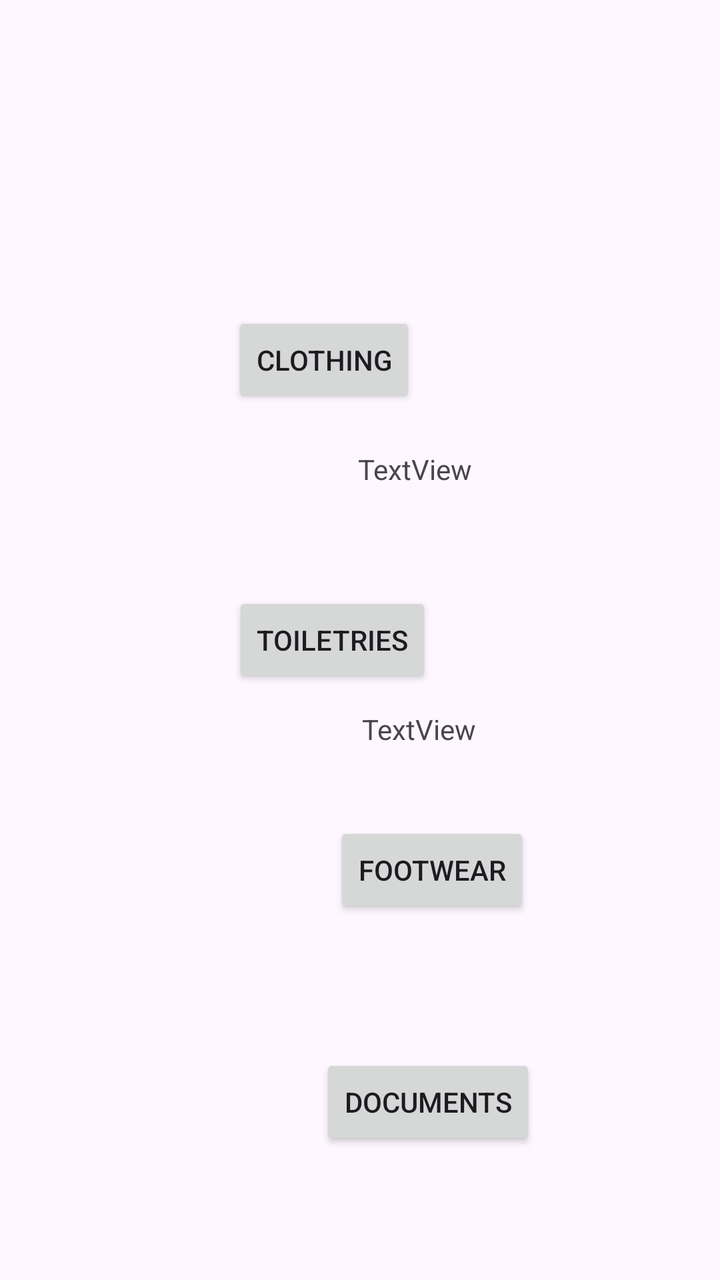
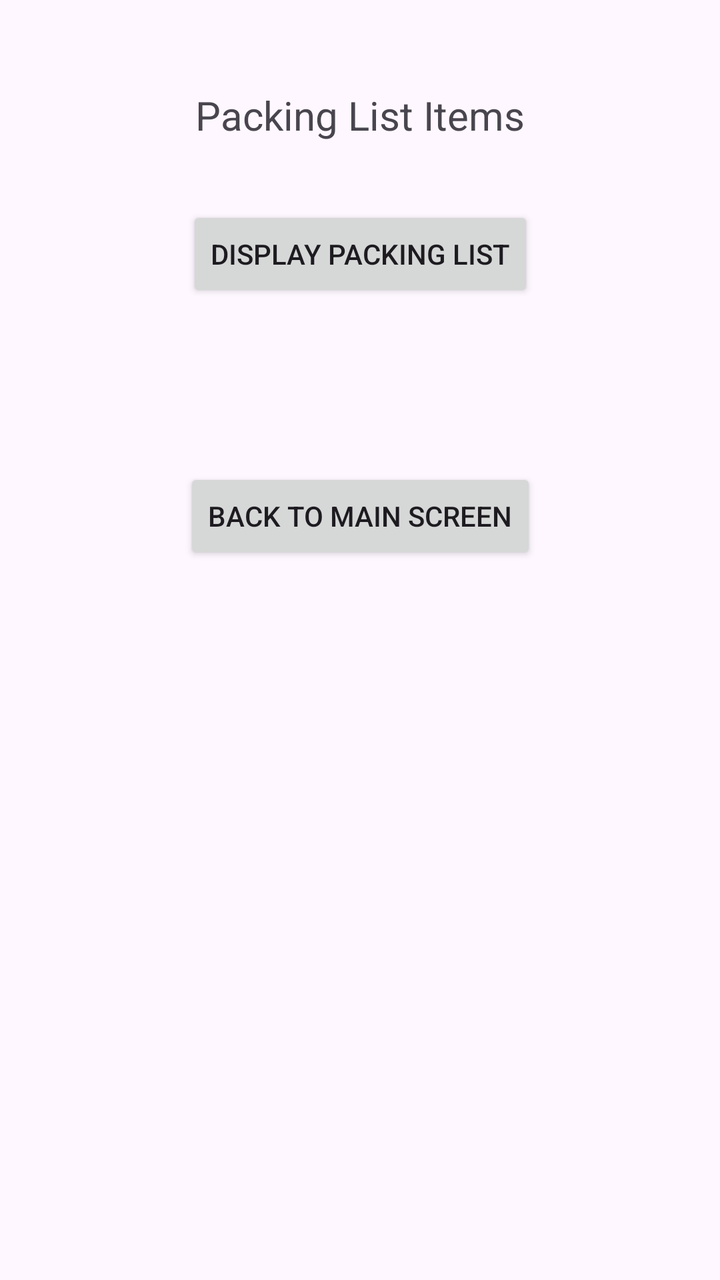

Before-and-after screenshots of an Android layout around one commit, followed by the original layout XML and the change that was made.
<!-- AndroidManifest.xml: application theme Theme.TravelpackList -->
<!-- res/layout/activity_item_list.xml -->
<?xml version="1.0" encoding="utf-8"?>
<androidx.constraintlayout.widget.ConstraintLayout
    xmlns:android="http://schemas.android.com/apk/res/android"
    xmlns:tools="http://schemas.android.com/tools"
    xmlns:app="http://schemas.android.com/apk/res-auto"
    android:id="@+id/main"
    android:layout_width="match_parent"
    android:layout_height="match_parent"
    tools:context=".ItemList">

  <Button
      android:id="@+id/clothingBtn"
      android:layout_width="wrap_content"
      android:layout_height="wrap_content"
      android:layout_marginTop="156dp"
      android:layout_marginEnd="152dp"
      android:text="Clothing"
      app:layout_constraintEnd_toEndOf="parent"
      app:layout_constraintTop_toTopOf="parent" />

  <Button
      android:id="@+id/toiletriesBtn"
      android:layout_width="wrap_content"
      android:layout_height="wrap_content"
      android:layout_marginTop="92dp"
      android:layout_marginEnd="144dp"
      android:text="Toiletries"
      app:layout_constraintEnd_toEndOf="parent"
      app:layout_constraintTop_toBottomOf="@+id/clothingBtn" />

  <Button
      android:id="@+id/footwearBtn"
      android:layout_width="wrap_content"
      android:layout_height="wrap_content"
      android:layout_marginStart="167dp"
      android:layout_marginTop="67dp"
      android:text="Footwear"
      app:layout_constraintStart_toStartOf="parent"
      app:layout_constraintTop_toBottomOf="@+id/toiletriesBtn" />

  <Button
      android:id="@+id/docsBtn"
      android:layout_width="wrap_content"
      android:layout_height="wrap_content"
      android:layout_marginStart="160dp"
      android:layout_marginTop="68dp"
      android:text="Documents"
      app:layout_constraintStart_toStartOf="parent"
      app:layout_constraintTop_toBottomOf="@+id/footwearBtn" />

  <TextView
      android:id="@+id/clothingItems"
      android:layout_width="wrap_content"
      android:layout_height="wrap_content"
      android:layout_marginStart="179dp"
      android:layout_marginTop="21dp"
      android:text="TextView"
      app:layout_constraintStart_toStartOf="parent"
      app:layout_constraintTop_toBottomOf="@+id/clothingBtn" />

  <TextView
      android:id="@+id/toiletryItem"
      android:layout_width="wrap_content"
      android:layout_height="wrap_content"
      android:layout_marginStart="181dp"
      android:layout_marginTop="11dp"
      android:text="TextView"
      app:layout_constraintStart_toStartOf="parent"
      app:layout_constraintTop_toBottomOf="@+id/toiletriesBtn" />

</androidx.constraintlayout.widget.ConstraintLayout>
<!-- resources referenced by this layout -->
<resources>
  <style name="Theme.TravelpackList" parent="Base.Theme.TravelpackList" />
  <style name="Base.Theme.TravelpackList" parent="Theme.Material3.DayNight.NoActionBar">
          
          
      </style>
</resources>

<!-- the commit's change to res/layout/activity_item_list.xml (unified diff, before → after) -->
@@ -1,71 +1,48 @@
 <?xml version="1.0" encoding="utf-8"?>
 <androidx.constraintlayout.widget.ConstraintLayout
     xmlns:android="http://schemas.android.com/apk/res/android"
-    xmlns:tools="http://schemas.android.com/tools"
     xmlns:app="http://schemas.android.com/apk/res-auto"
-    android:id="@+id/main"
     android:layout_width="match_parent"
-    android:layout_height="match_parent"
-    tools:context=".ItemList">
+    android:layout_height="match_parent">
 
-  <Button
-      android:id="@+id/clothingBtn"
-      android:layout_width="wrap_content"
-      android:layout_height="wrap_content"
-      android:layout_marginTop="156dp"
-      android:layout_marginEnd="152dp"
-      android:text="Clothing"
-      app:layout_constraintEnd_toEndOf="parent"
-      app:layout_constraintTop_toTopOf="parent" />
+    <TextView
+        android:id="@+id/titleTxt2"
+        android:layout_width="wrap_content"
+        android:layout_height="wrap_content"
+        android:text="Packing List Items"
+        android:textSize="20sp"
+        android:layout_marginTop="44dp"
+        app:layout_constraintTop_toTopOf="parent"
+        app:layout_constraintStart_toStartOf="parent"
+        app:layout_constraintEnd_toEndOf="parent"/>
 
-  <Button
-      android:id="@+id/toiletriesBtn"
-      android:layout_width="wrap_content"
-      android:layout_height="wrap_content"
-      android:layout_marginTop="92dp"
-      android:layout_marginEnd="144dp"
-      android:text="Toiletries"
-      app:layout_constraintEnd_toEndOf="parent"
-      app:layout_constraintTop_toBottomOf="@+id/clothingBtn" />
+    <Button
+        android:id="@+id/btnDisplay"
+        android:layout_width="wrap_content"
+        android:layout_height="wrap_content"
+        android:text="Display Packing List"
+        android:layout_marginTop="32dp"
+        app:layout_constraintTop_toBottomOf="@+id/titleTxt2"
+        app:layout_constraintStart_toStartOf="parent"
+        app:layout_constraintEnd_toEndOf="parent"/>
 
-  <Button
-      android:id="@+id/footwearBtn"
-      android:layout_width="wrap_content"
-      android:layout_height="wrap_content"
-      android:layout_marginStart="167dp"
-      android:layout_marginTop="67dp"
-      android:text="Footwear"
-      app:layout_constraintStart_toStartOf="parent"
-      app:layout_constraintTop_toBottomOf="@+id/toiletriesBtn" />
+    <TextView
+        android:id="@+id/txtList"
+        android:layout_width="wrap_content"
+        android:layout_height="wrap_content"
+        android:layout_marginTop="32dp"
+        app:layout_constraintTop_toBottomOf="@+id/btnDisplay"
+        app:layout_constraintStart_toStartOf="parent"
+        app:layout_constraintEnd_toEndOf="parent"/>
 
-  <Button
-      android:id="@+id/docsBtn"
-      android:layout_width="wrap_content"
-      android:layout_height="wrap_content"
-      android:layout_marginStart="160dp"
-      android:layout_marginTop="68dp"
-      android:text="Documents"
-      app:layout_constraintStart_toStartOf="parent"
-      app:layout_constraintTop_toBottomOf="@+id/footwearBtn" />
-
-  <TextView
-      android:id="@+id/clothingItems"
-      android:layout_width="wrap_content"
-      android:layout_height="wrap_content"
-      android:layout_marginStart="179dp"
-      android:layout_marginTop="21dp"
-      android:text="TextView"
-      app:layout_constraintStart_toStartOf="parent"
-      app:layout_constraintTop_toBottomOf="@+id/clothingBtn" />
-
-  <TextView
-      android:id="@+id/toiletryItem"
-      android:layout_width="wrap_content"
-      android:layout_height="wrap_content"
-      android:layout_marginStart="181dp"
-      android:layout_marginTop="11dp"
-      android:text="TextView"
-      app:layout_constraintStart_toStartOf="parent"
-      app:layout_constraintTop_toBottomOf="@+id/toiletriesBtn" />
+    <Button
+        android:id="@+id/btnBack"
+        android:layout_width="wrap_content"
+        android:layout_height="wrap_content"
+        android:text="Back to Main Screen"
+        android:layout_marginTop="32dp"
+        app:layout_constraintTop_toBottomOf="@+id/txtList"
+        app:layout_constraintStart_toStartOf="parent"
+        app:layout_constraintEnd_toEndOf="parent"/>
 
 </androidx.constraintlayout.widget.ConstraintLayout>
